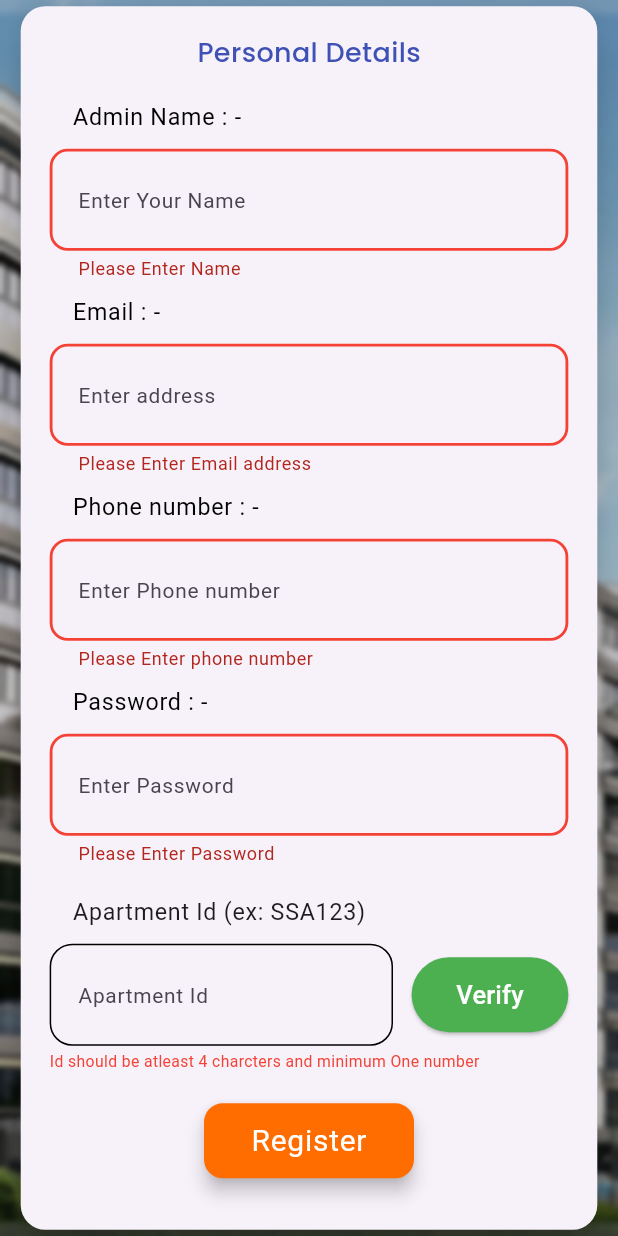
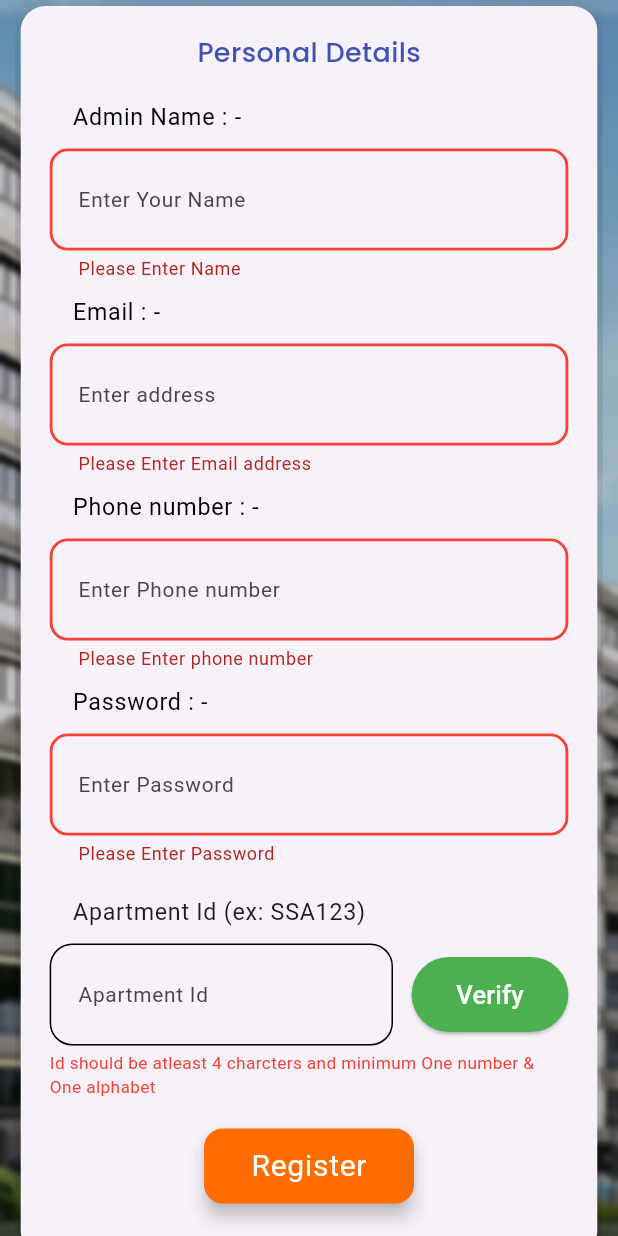
Before and after one commit to harishnookala123/maintaince_app, a Flutter app: the AdminPersonal screen opened directly, after a tap on "Verify", after a tap on "Register", on a phone screen of 412 x 824 dp. Run offline on Flutter 3.47's test engine with Material 3 defaults, Android fonts, the phone set to English and light mode, and no system bars; our stand-ins replace dio, email_validator, google_fonts.

Commit message:
admin screen changes added adminId

```diff
--- a/lib/Admin/Views/registrationsecondpage.dart
+++ b/lib/Admin/Views/registrationsecondpage.dart
@@ -4,9 +4,11 @@ import 'package:dio/dio.dart';
 import 'package:flutter/material.dart';
 import 'package:google_fonts/google_fonts.dart';
 import 'package:maintaince_app/Admin/changeprovider/adminprovider.dart';
+import 'package:maintaince_app/login.dart';
 import 'package:provider/provider.dart';
 import 'package:email_validator/email_validator.dart';
 import '../../styles/basicstyles.dart';
+import 'adminscreen.dart';
 
 class AdminPersonal extends StatefulWidget {
   const AdminPersonal({super.key});
@@ -271,18 +273,25 @@ class _AdminPersonalState extends State<AdminPersonal> {
                 )),
                 message == false
                     ? Container(
+                       margin: const EdgeInsets.only(top: 5.3),
                         child: messageId == false
-                            ? const Text("Apartment Id already Present ")
+                            ? const Text("Apartment Id already Present ",
+                         style: TextStyle(color: Colors.red,
+                          fontSize: 14.5
+                         ),
+                        )
                             : Container(),
                       )
                     : Container(
                         margin: const EdgeInsets.only(top: 3.4),
                         child: Text(
                           message == true
-                              ? "Id should be atleast 4 charcters and minimum One number"
+                              ? "Id should be atleast 4 charcters and minimum "
+                              "One number & "
+                              "One alphabet"
                               : "",
                           style: const TextStyle(
-                              color: Colors.red, fontSize: 10.5),
+                              color: Colors.red, fontSize: 11.5),
                         ),
                       ),
                 const SizedBox(
@@ -299,9 +308,13 @@ class _AdminPersonalState extends State<AdminPersonal> {
                       ),
                     ),
                     onPressed: () async {
-                      if (personalKey.currentState!.validate()) {
+                      if (personalKey.currentState!.validate()&&messageId==true) {
                         status = await registerPost(registration);
                         navigateToNextPage(status);
+                      }else{
+                        setState(() {
+                          message = true;
+                        });
                       }
                     },
                     child: BasicText(
@@ -345,12 +358,13 @@ class _AdminPersonalState extends State<AdminPersonal> {
       "phonenumber": registration.phone.toString(),
       "password": registration.password,
       "user_type": "admin",
-      "userid": "A${registration.name}",
+      "adminId": "A${registration.name}",
+      "apartId": apartmentId.text,
     });
     var dio = Dio();
-    print(data);
+
     var response = await dio.request(
-      'http://192.168.1.6:3000/register',
+      'http://192.168.29.231:3000/register',
       options: Options(
         method: 'POST',
         headers: headers,
@@ -373,12 +387,12 @@ class _AdminPersonalState extends State<AdminPersonal> {
   }
 
   navigateToNextPage(String? status) {
-    if (status == "User registered successfully") {
-      /* Provider.of<AdminRegistrationModel>(
+    if (status == "Admin is registered") {
+       Provider.of<AdminRegistrationModel>(
           context,
           listen: false);
       Navigator.of(context).push(MaterialPageRoute(
-          builder: (context)=>const Homepage()));*/
+          builder: (context)=> const Login()));
     }
   }
 
@@ -387,7 +401,7 @@ class _AdminPersonalState extends State<AdminPersonal> {
     var data = json.encode({"adminId": apartId});
     var dio = Dio();
     var response = await dio.request(
-      'http://192.168.1.6:3000/checkAdminId',
+      'http://192.168.29.231:3000/checkAdminId',
       options: Options(
         method: 'POST',
         headers: headers,
@@ -402,13 +416,14 @@ class _AdminPersonalState extends State<AdminPersonal> {
   }
 
   getVerify() async {
-    final RegExp hasNumber = RegExp(r'\d');
-    if (apartmentId.text.length >= 4 && hasNumber.hasMatch(apartmentId.text)) {
+    const pattern = r'^(?=.*[a-zA-Z])(?=.*\d)(?=(?:[^a-zA-Z]*[a-zA-Z])).{1,}$';
+    final regExp = RegExp(pattern);
+    if (regExp.hasMatch(apartmentId.text)) {
       await postAdminId(apartmentId.text);
       setState(() {
         message = false;
       });
-    } else {
+    } else if(!regExp.hasMatch(apartmentId.text)) {
       setState(() {
         message = true;
       });
```
Also changed, not shown: lib/Admin/Views/adminscreen.dart (+42 -26 lines).
